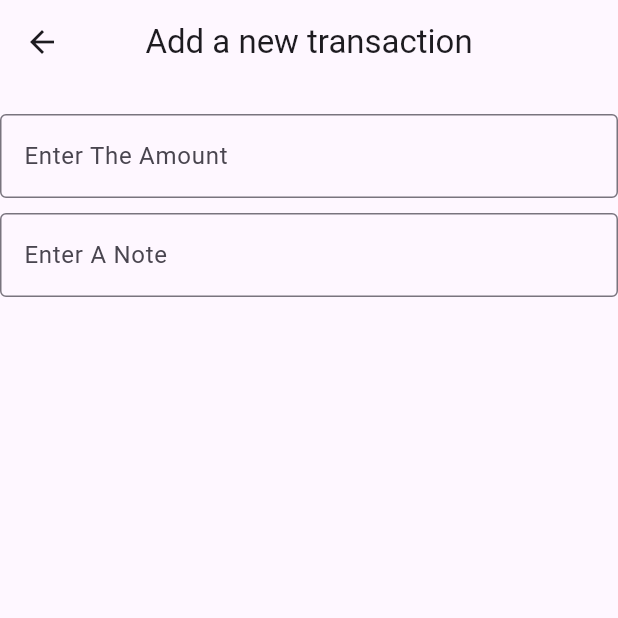
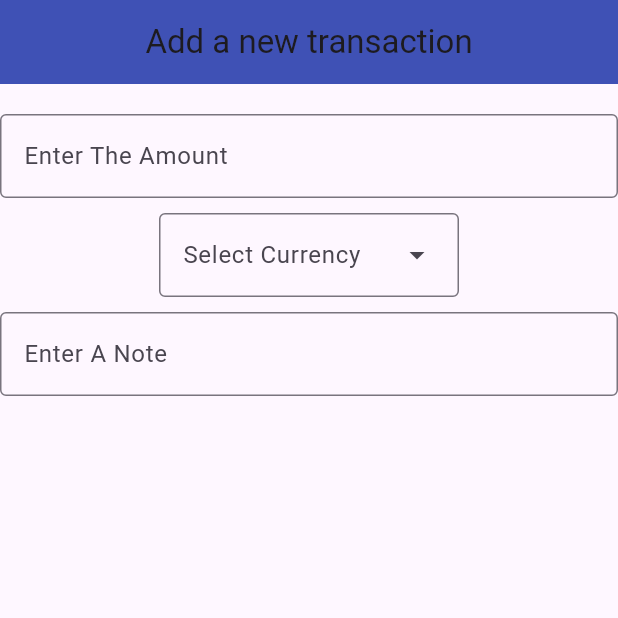
Before and after one commit to Mohamad-Boustani/mobile_1_project_1, a Flutter app: the AddTransaction screen opened directly, on a phone screen of 412 x 824 dp, the top half of it. Run offline on Flutter 3.47's test engine with Material 3 defaults, Android fonts, the phone set to English and light mode, and no system bars.

Commit message:
Added a drop down menu for the currencies

```diff
--- a/lib/AddTransactionPage.dart
+++ b/lib/AddTransactionPage.dart
@@ -1,4 +1,5 @@
 import 'package:flutter/material.dart';
+import 'package:mobile/Data.dart';
 
 class AddTransaction extends StatefulWidget {
   AddTransaction({Key? key}) : super(key: key);
@@ -29,6 +30,7 @@ class _AddTransactionState extends State<AddTransaction> {
       appBar: AppBar(
         title: const Text("Add a new transaction"),
         centerTitle: true,
+        backgroundColor: Colors.indigo,
       ),
       body: Column(
         children: [
@@ -42,7 +44,15 @@ class _AddTransactionState extends State<AddTransaction> {
             ),
           ),
           const SizedBox(height: 10),
-
+          DropdownMenu(
+            width: 200,
+            hintText: "Select Currency",
+            dropdownMenuEntries: currencies.map<DropdownMenuEntry<String>>((
+                String c) {
+              return DropdownMenuEntry(value: c, label: c);
+            }).toList(),
+          ),
+          const SizedBox(height: 10),
           TextField(
             controller: contN,
             keyboardType: TextInputType.text,
--- /dev/null
+++ b/lib/Data.dart
@@ -0,0 +1,4 @@
+import 'Transaction.dart';
+
+List<String> currencies = ["USD", "LBP"];
+List<Transaction> transactions = [];
--- a/lib/MyApp.dart
+++ b/lib/MyApp.dart
@@ -1,5 +1,5 @@
 import 'package:flutter/material.dart';
-
+import 'package:mobile/AddTransactionPage.dart';
 import 'HomePage.dart';
 
 class MyApp extends StatelessWidget {
@@ -10,7 +10,7 @@ class MyApp extends StatelessWidget {
     return MaterialApp(
       title: "Daily Transaction Summary",
       debugShowCheckedModeBanner: false,
-      home: HomePage(),
+      home: AddTransaction(),
     );
   }
 }
--- /dev/null
+++ b/lib/Transaction.dart
@@ -0,0 +1,15 @@
+class Transaction {
+  double amount;
+  String type;
+  String currency;
+  String? note;
+  DateTime date;
+
+  Transaction({
+    required this.amount,
+    required this.type,
+    required this.currency,
+    this.note,
+    required this.date,
+  });
+}
--- a/lib/TranscationData.dart
+++ /dev/null
@@ -1,9 +0,0 @@
-class Transaction {
-  double amount;
-  String type; // 'income' or 'expense'
-  String currency; // 'USD', 'LBP', 'EUR'
-  String? note;
-  DateTime date;
-
-  Transaction(this.amount, this.type, this.currency, this.note, this.date);
-}
```
